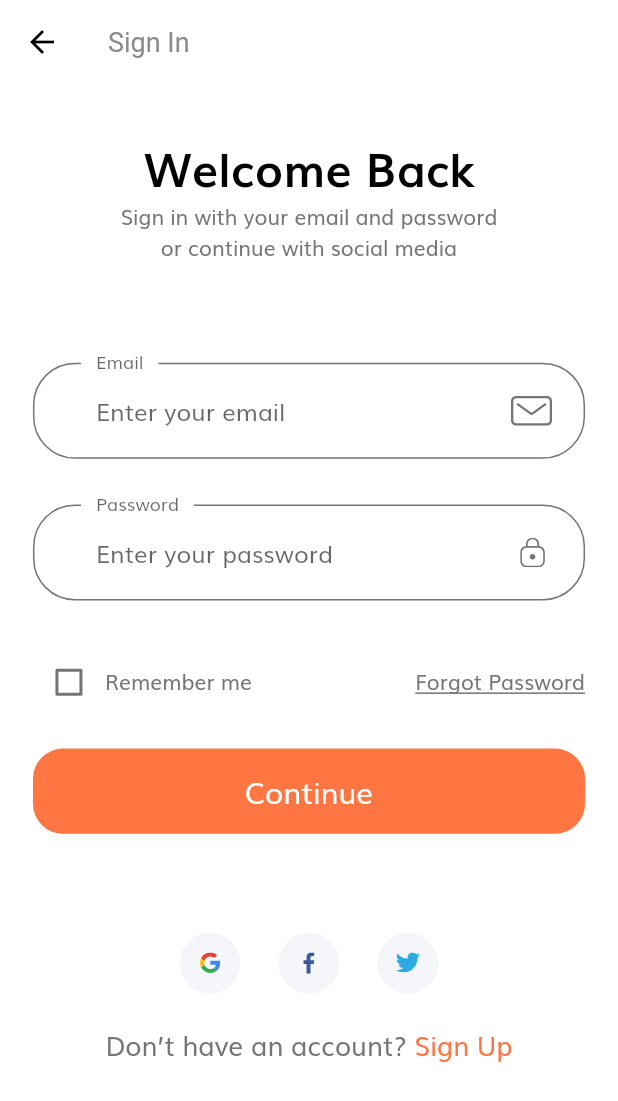
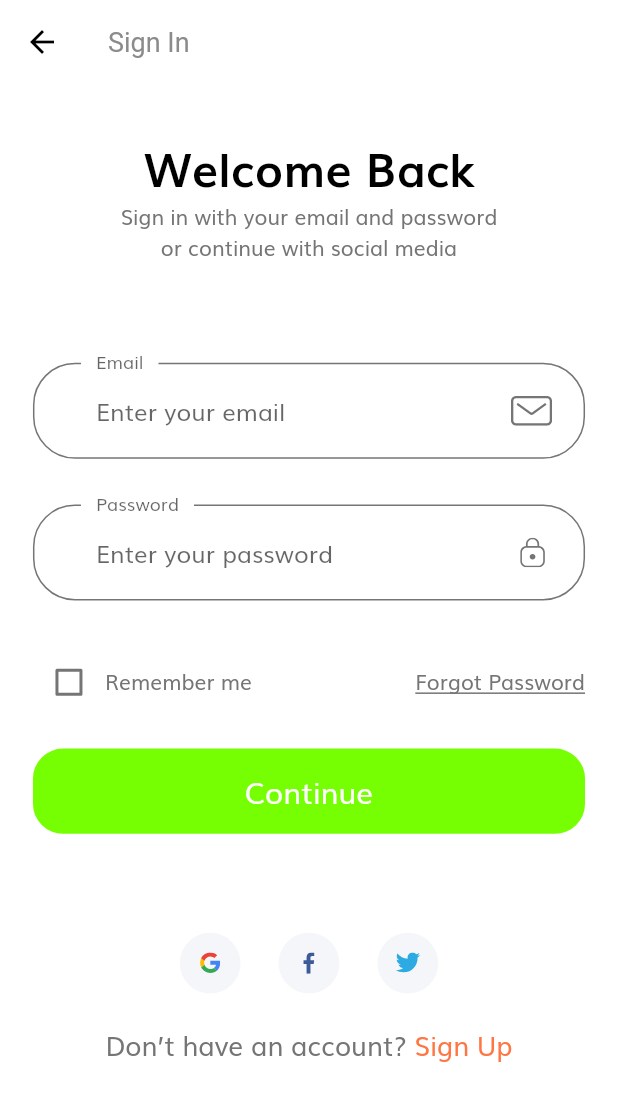
Before and after one commit to tranminhtriet1402/Project-Flutter, a Flutter app: the screen it shows after launch, after a tap on "Continue", on a phone screen of 412 x 824 dp. Shown: the top 1101 px of the screen. Run offline on Flutter 3.47's test engine with Material 2 defaults, Android fonts, the phone set to English and light mode, and no system bars; our stand-ins replace flutter_svg.

Commit message:
Update Logo , Style Color

```diff
--- a/lib/components/default_button.dart
+++ b/lib/components/default_button.dart
@@ -19,7 +19,7 @@ class DefaultButton extends StatelessWidget {
       height: getProportionateScreenHeight(56),
       child: FlatButton(
         shape: RoundedRectangleBorder(borderRadius: BorderRadius.circular(20)),
-        color: kPrimaryColor,
+        color: buttonColor,
         onPressed: press,
         child: Text(
           text,
--- a/lib/constants.dart
+++ b/lib/constants.dart
@@ -2,6 +2,8 @@ import 'package:flutter/material.dart';
 import 'package:shop_app/size_config.dart';
 
 const kPrimaryColor = Color(0xFFFF7643);
+const textColor=Color(0xFF000000);
+const buttonColor=Color(0xFF76FF03);
 const kPrimaryLightColor = Color(0xFFFFECDF);
 const kPrimaryGradientColor = LinearGradient(
   begin: Alignment.topLeft,
--- a/lib/screens/splash/components/body.dart
+++ b/lib/screens/splash/components/body.dart
@@ -16,17 +16,17 @@ class _BodyState extends State<Body> {
   int currentPage = 0;
   List<Map<String, String>> splashData = [
     {
-      "text": "Welcome to Tokoto, Let’s shop!",
-      "image": "assets/images/splash_1.png"
+      "text": "Welcome to Shoes Store TTV, Let’s shop!",
+      "image": "assets/images/shoes-1.png"
     },
     {
       "text":
           "We help people conect with store \naround United State of America",
-      "image": "assets/images/splash_2.png"
+      "image": "assets/images/shoes-2.png"
     },
     {
       "text": "We show the easy way to shop. \nJust stay at home with us",
-      "image": "assets/images/splash_3.png"
+      "image": "assets/images/shoes-3.png"
     },
   ];
   @override
@@ -37,6 +37,7 @@ class _BodyState extends State<Body> {
         child: Column(
           children: <Widget>[
             Expanded(
+//              Set column, flex 3 => lấy 3
               flex: 3,
               child: PageView.builder(
                 onPageChanged: (value) {
@@ -91,7 +92,7 @@ class _BodyState extends State<Body> {
       height: 6,
       width: currentPage == index ? 20 : 6,
       decoration: BoxDecoration(
-        color: currentPage == index ? kPrimaryColor : Color(0xFFD8D8D8),
+        color: currentPage == index ? buttonColor : Color(0xFFD8D8D8),
         borderRadius: BorderRadius.circular(3),
       ),
     );
--- a/lib/screens/splash/components/splash_content.dart
+++ b/lib/screens/splash/components/splash_content.dart
@@ -20,7 +20,7 @@ class SplashContent extends StatelessWidget {
           "TOKOTO",
           style: TextStyle(
             fontSize: getProportionateScreenWidth(36),
-            color: kPrimaryColor,
+            color: textColor,
             fontWeight: FontWeight.bold,
           ),
         ),
@@ -29,8 +29,10 @@ class SplashContent extends StatelessWidget {
           textAlign: TextAlign.center,
         ),
         Spacer(flex: 2),
+
         Image.asset(
           image,
+
           height: getProportionateScreenHeight(265),
           width: getProportionateScreenWidth(235),
         ),
```
